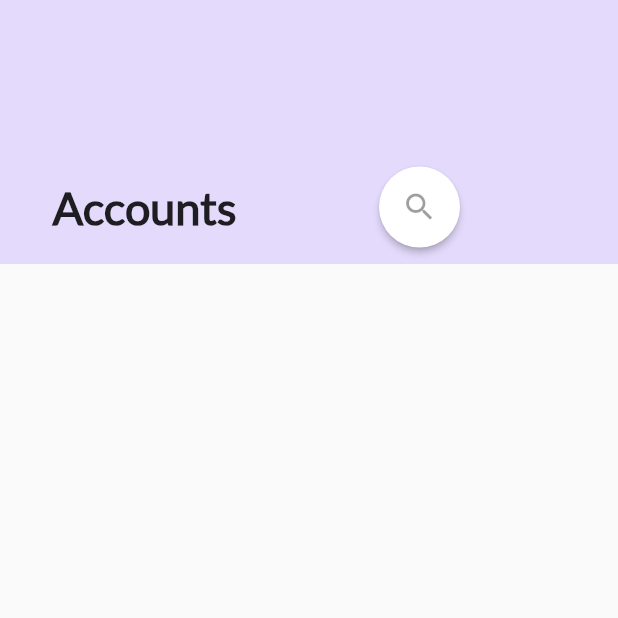
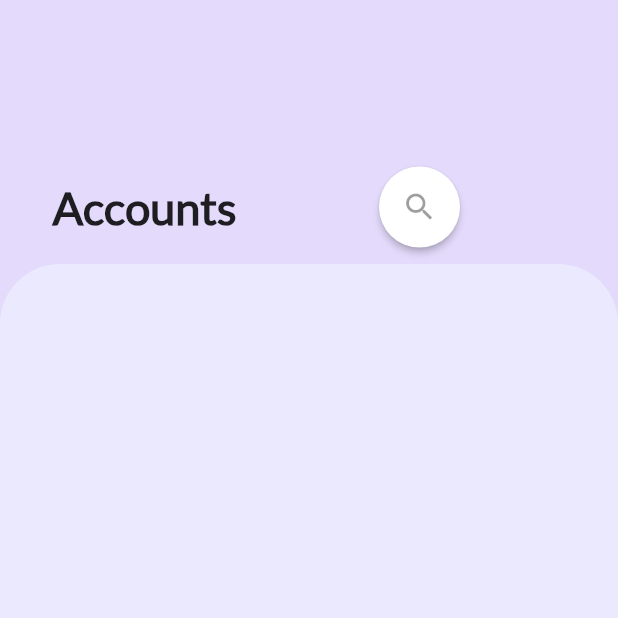
Before and after one commit to Aditi-Singh16/swagit-assignment, a Flutter app: the UsersList screen opened directly, on a phone screen of 412 x 824 dp, the top half of it. Run offline on Flutter 3.47's test engine with Material 2 defaults, Android fonts, the phone set to English and light mode, and no system bars; our stand-ins replace cloud_firestore, firebase_core; accounts and stored records are empty.

```diff
--- a/lib/user-list.dart
+++ b/lib/user-list.dart
@@ -39,8 +39,6 @@ class _UsersListState extends State<UsersList> {
         decoration: BoxDecoration(
             color: Color(0xffe4dbfc)
         ),
-        child: SingleChildScrollView(
-          physics: ScrollPhysics(),
         child: Column(
             children: [
               SizedBox(height: 100),
@@ -80,16 +78,16 @@ class _UsersListState extends State<UsersList> {
                   )
                 ],
               ),
-                Container(
+              Expanded(
+                child: Container(
                   decoration: BoxDecoration(
                     color: Color(0xffebe9fd),
                     borderRadius: BorderRadius.only(
                       topRight: Radius.circular(40.0),
                       topLeft: Radius.circular(40.0),
-                    ),
+                    )
                   ),
                   child: ListView.builder(
-                    physics: ScrollPhysics(),
                   shrinkWrap: true,
                   itemCount: allUsers.length,
                   itemBuilder: (context, index) {
@@ -121,8 +119,9 @@ class _UsersListState extends State<UsersList> {
                   },
                     ),
                 ),
+              ),
+
             ]
-          ),
         ),
       ),
     );
```
Also changed, not shown: lib/search.dart (+30 -19 lines). Lines whose indentation alone changed are shown as unchanged.
